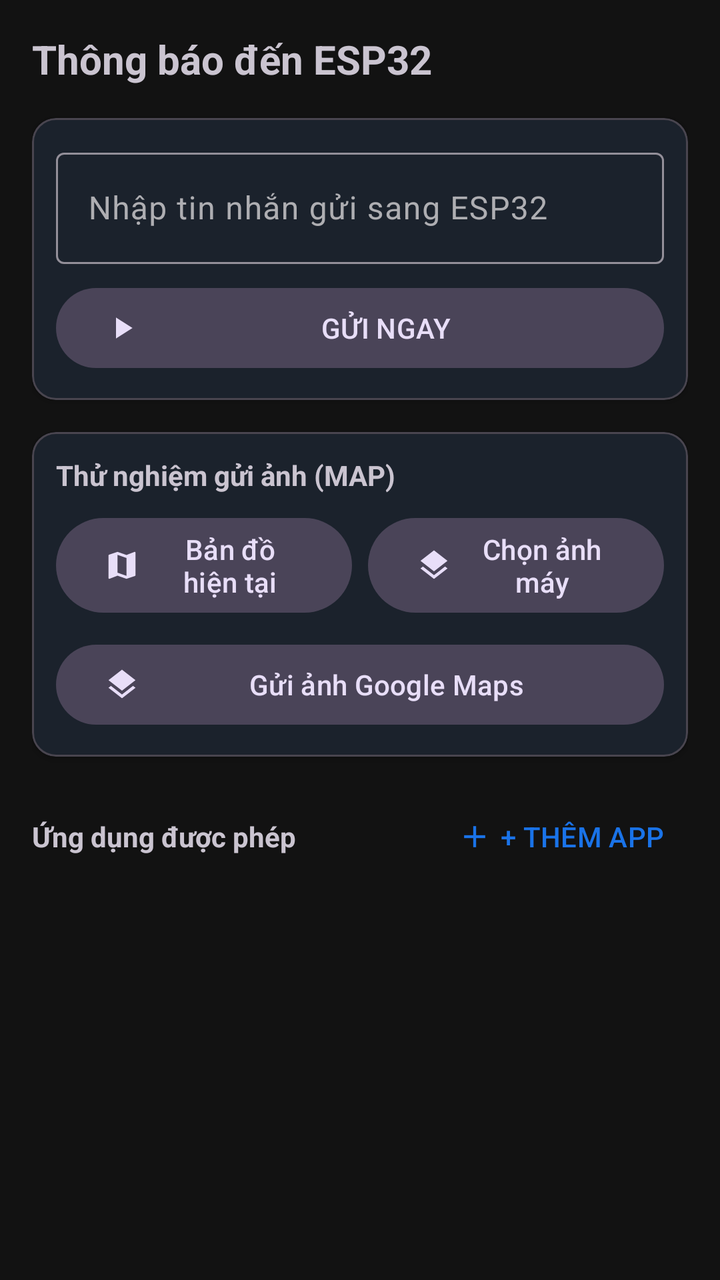
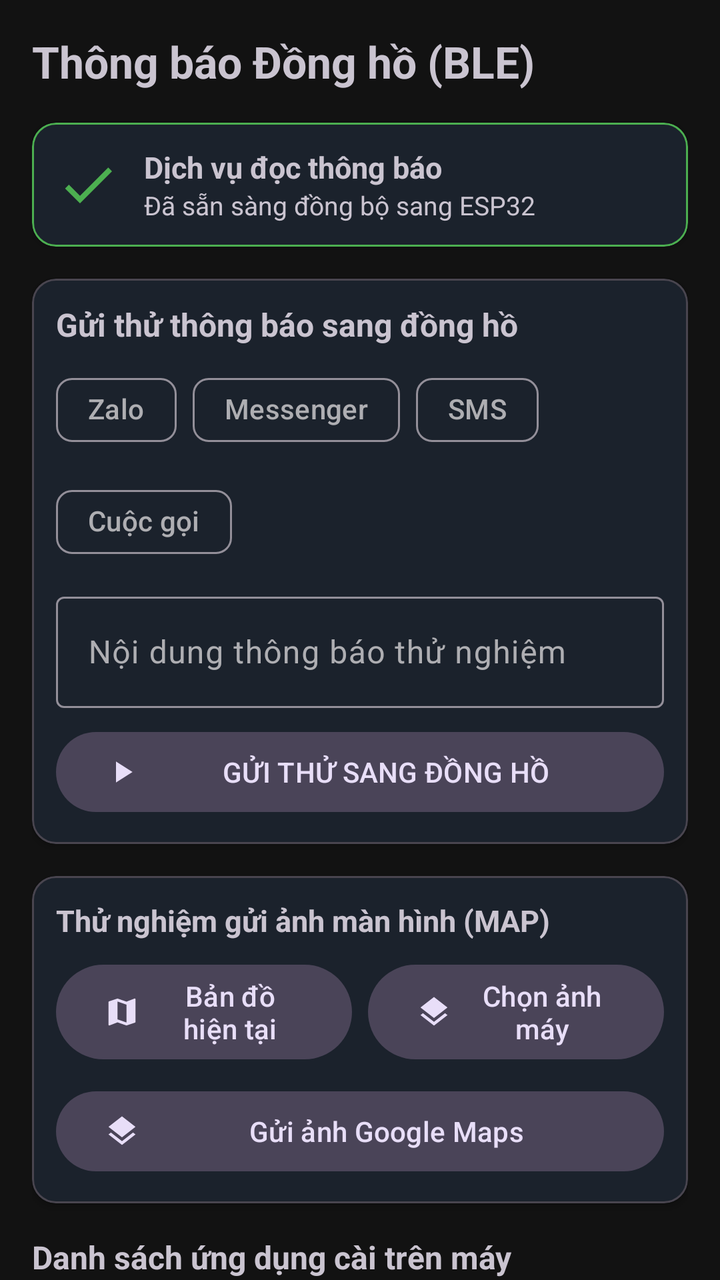

Compare the two renders of this Android layout. The source of the first and the diff that turns it into the second are given below.
<!-- AndroidManifest.xml: application theme Theme.TYMAP -->
<!-- res/layout/fragment_notifications.xml -->
<?xml version="1.0" encoding="utf-8"?>
<LinearLayout xmlns:android="http://schemas.android.com/apk/res/android"
    xmlns:app="http://schemas.android.com/apk/res-auto"
    android:layout_width="match_parent"
    android:layout_height="match_parent"
    android:orientation="vertical"
    android:padding="16dp">

    <TextView
        android:layout_width="wrap_content"
        android:layout_height="wrap_content"
        android:text="Thông báo đến ESP32"
        android:textSize="20sp"
        android:textStyle="bold"
        android:layout_marginBottom="16dp"/>

    
    <com.google.android.material.card.MaterialCardView
        android:layout_width="match_parent"
        android:layout_height="wrap_content"
        android:layout_marginBottom="16dp"
        app:cardCornerRadius="12dp"
        app:cardElevation="2dp">

        <LinearLayout
            android:layout_width="match_parent"
            android:layout_height="wrap_content"
            android:orientation="vertical"
            android:padding="12dp">

            <com.google.android.material.textfield.TextInputLayout
                style="@style/Widget.Material3.TextInputLayout.OutlinedBox"
                android:layout_width="match_parent"
                android:layout_height="wrap_content"
                android:hint="Nhập tin nhắn gửi sang ESP32">

                <com.google.android.material.textfield.TextInputEditText
                    android:id="@+id/etManualNotif"
                    android:layout_width="match_parent"
                    android:layout_height="wrap_content"
                    android:inputType="textLongMessage"/>
            </com.google.android.material.textfield.TextInputLayout>

            <com.google.android.material.button.MaterialButton
                android:id="@+id/btnSendManual"
                style="@style/Widget.Material3.Button.TonalButton"
                android:layout_width="match_parent"
                android:layout_height="wrap_content"
                android:layout_marginTop="8dp"
                android:text="GỬI NGAY"
                app:icon="@drawable/ic_play"/>
        </LinearLayout>
    </com.google.android.material.card.MaterialCardView>

    
    <com.google.android.material.card.MaterialCardView
        android:layout_width="match_parent"
        android:layout_height="wrap_content"
        android:layout_marginBottom="16dp"
        app:cardCornerRadius="12dp"
        app:cardElevation="2dp">

        <LinearLayout
            android:layout_width="match_parent"
            android:layout_height="wrap_content"
            android:orientation="vertical"
            android:padding="12dp">

            <TextView
                android:layout_width="wrap_content"
                android:layout_height="wrap_content"
                android:text="Thử nghiệm gửi ảnh (MAP)"
                android:textStyle="bold"
                android:layout_marginBottom="8dp"/>

            <LinearLayout
                android:layout_width="match_parent"
                android:layout_height="wrap_content"
                android:orientation="horizontal">

                <com.google.android.material.button.MaterialButton
                    android:id="@+id/btnSendLiveMap"
                    style="@style/Widget.Material3.Button.TonalButton"
                    android:layout_width="0dp"
                    android:layout_height="wrap_content"
                    android:layout_weight="1"
                    android:layout_marginEnd="4dp"
                    android:text="Bản đồ hiện tại"
                    app:icon="@drawable/ic_map" />

                <com.google.android.material.button.MaterialButton
                    android:id="@+id/btnPickGallery"
                    style="@style/Widget.Material3.Button.TonalButton"
                    android:layout_width="0dp"
                    android:layout_height="wrap_content"
                    android:layout_weight="1"
                    android:layout_marginStart="4dp"
                    android:text="Chọn ảnh máy"
                    app:icon="@drawable/ic_layers" />
            </LinearLayout>

            <com.google.android.material.button.MaterialButton
                android:id="@+id/btnSendGmapsCapture"
                style="@style/Widget.Material3.Button.TonalButton"
                android:layout_width="match_parent"
                android:layout_height="wrap_content"
                android:layout_marginTop="8dp"
                android:text="Gửi ảnh Google Maps"
                app:icon="@drawable/ic_layers" />
        </LinearLayout>
    </com.google.android.material.card.MaterialCardView>

    <LinearLayout
        android:layout_width="match_parent"
        android:layout_height="wrap_content"
        android:orientation="horizontal"
        android:gravity="center_vertical"
        android:layout_marginBottom="8dp">

        <TextView
            android:layout_width="0dp"
            android:layout_height="wrap_content"
            android:layout_weight="1"
            android:text="Ứng dụng được phép"
            android:textStyle="bold"/>

        <com.google.android.material.button.MaterialButton
            android:id="@+id/btnAddApp"
            style="@style/Widget.Material3.Button.TextButton"
            android:layout_width="wrap_content"
            android:layout_height="wrap_content"
            android:text="+ THÊM APP"
            app:icon="@drawable/ic_add"/>
    </LinearLayout>

    <androidx.recyclerview.widget.RecyclerView
        android:id="@+id/rvNotificationApps"
        android:layout_width="match_parent"
        android:layout_height="0dp"
        android:layout_weight="1"/>

</LinearLayout>
<!-- resources referenced by this layout -->
<resources>
  <!-- drawable ic_add (drawable) -->
  <vector xmlns:android="http://schemas.android.com/apk/res/android"
      android:width="24dp"
      android:height="24dp"
      android:viewportWidth="24"
      android:viewportHeight="24">
    <path
        android:fillColor="@android:color/black"
        android:pathData="M19,13h-6v6h-2v-6H5v-2h6V5h2v6h6v2z"/>
  </vector>
  <!-- drawable ic_layers (drawable) -->
  <vector xmlns:android="http://schemas.android.com/apk/res/android"
      android:width="24dp"
      android:height="24dp"
      android:viewportWidth="24"
      android:viewportHeight="24">
    <path
        android:fillColor="@android:color/black"
        android:pathData="M11.99,18.54l-7.37,-5.73L3,14.07l9,7 9,-7 -1.63,-1.27zM12,16l7.36,-5.73L21,9l-9,-7 -9,7 1.63,1.27z"/>
  </vector>
  <!-- drawable ic_map (drawable) -->
  <vector xmlns:android="http://schemas.android.com/apk/res/android"
      android:width="24dp"
      android:height="24dp"
      android:viewportWidth="24"
      android:viewportHeight="24">
    <path
        android:fillColor="@android:color/black"
        android:pathData="M20.5,3l-0.16,0.03L15,5.1L9,3L3.36,4.9c-0.21,0.07 -0.36,0.25 -0.36,0.48V20.5c0,0.28 0.22,0.5 0.5,0.5l0.16,-0.03L9,18.9l6,2.1l5.64,-1.9c0.21,-0.07 0.36,-0.25 0.36,-0.48V3.5c0,-0.28 -0.22,-0.5 -0.5,-0.5zM15,19l-6,-2.11V5l6,2.11V19z"/>
  </vector>
  <!-- drawable ic_play (drawable) -->
  <vector xmlns:android="http://schemas.android.com/apk/res/android"
      android:width="24dp"
      android:height="24dp"
      android:viewportWidth="24"
      android:viewportHeight="24">
    <path
        android:fillColor="@android:color/black"
        android:pathData="M8,5v14l11,-7z"/>
  </vector>
  <color name="blue_primary">#1A73E8</color>
  <color name="white">#FFFFFFFF</color>
  <!-- unchanged entries left out for length: 1 -->
</resources>

<!-- the commit's change to res/layout/fragment_notifications.xml (unified diff, before → after) -->
@@ -1,142 +1,270 @@
 <?xml version="1.0" encoding="utf-8"?>
-<LinearLayout xmlns:android="http://schemas.android.com/apk/res/android"
+<androidx.core.widget.NestedScrollView xmlns:android="http://schemas.android.com/apk/res/android"
     xmlns:app="http://schemas.android.com/apk/res-auto"
     android:layout_width="match_parent"
     android:layout_height="match_parent"
-    android:orientation="vertical"
-    android:padding="16dp">
-
-    <TextView
-        android:layout_width="wrap_content"
-        android:layout_height="wrap_content"
-        android:text="Thông báo đến ESP32"
-        android:textSize="20sp"
-        android:textStyle="bold"
-        android:layout_marginBottom="16dp"/>
-
-    
-    <com.google.android.material.card.MaterialCardView
-        android:layout_width="match_parent"
-        android:layout_height="wrap_content"
-        android:layout_marginBottom="16dp"
-        app:cardCornerRadius="12dp"
-        app:cardElevation="2dp">
-
-        <LinearLayout
-            android:layout_width="match_parent"
-            android:layout_height="wrap_content"
-            android:orientation="vertical"
-            android:padding="12dp">
-
-            <com.google.android.material.textfield.TextInputLayout
-                style="@style/Widget.Material3.TextInputLayout.OutlinedBox"
-                android:layout_width="match_parent"
-                android:layout_height="wrap_content"
-                android:hint="Nhập tin nhắn gửi sang ESP32">
-
-                <com.google.android.material.textfield.TextInputEditText
-                    android:id="@+id/etManualNotif"
-                    android:layout_width="match_parent"
-                    android:layout_height="wrap_content"
-                    android:inputType="textLongMessage"/>
-            </com.google.android.material.textfield.TextInputLayout>
-
-            <com.google.android.material.button.MaterialButton
-                android:id="@+id/btnSendManual"
-                style="@style/Widget.Material3.Button.TonalButton"
-                android:layout_width="match_parent"
-                android:layout_height="wrap_content"
-                android:layout_marginTop="8dp"
-                android:text="GỬI NGAY"
-                app:icon="@drawable/ic_play"/>
-        </LinearLayout>
-    </com.google.android.material.card.MaterialCardView>
-
-    
-    <com.google.android.material.card.MaterialCardView
-        android:layout_width="match_parent"
-        android:layout_height="wrap_content"
-        android:layout_marginBottom="16dp"
-        app:cardCornerRadius="12dp"
-        app:cardElevation="2dp">
-
-        <LinearLayout
-            android:layout_width="match_parent"
-            android:layout_height="wrap_content"
-            android:orientation="vertical"
-            android:padding="12dp">
-
-            <TextView
-                android:layout_width="wrap_content"
-                android:layout_height="wrap_content"
-                android:text="Thử nghiệm gửi ảnh (MAP)"
-                android:textStyle="bold"
-                android:layout_marginBottom="8dp"/>
-
-            <LinearLayout
-                android:layout_width="match_parent"
-                android:layout_height="wrap_content"
-                android:orientation="horizontal">
-
-                <com.google.android.material.button.MaterialButton
-                    android:id="@+id/btnSendLiveMap"
-                    style="@style/Widget.Material3.Button.TonalButton"
-                    android:layout_width="0dp"
-                    android:layout_height="wrap_content"
-                    android:layout_weight="1"
-                    android:layout_marginEnd="4dp"
-                    android:text="Bản đồ hiện tại"
-                    app:icon="@drawable/ic_map" />
-
-                <com.google.android.material.button.MaterialButton
-                    android:id="@+id/btnPickGallery"
-                    style="@style/Widget.Material3.Button.TonalButton"
-                    android:layout_width="0dp"
-                    android:layout_height="wrap_content"
-                    android:layout_weight="1"
-                    android:layout_marginStart="4dp"
-                    android:text="Chọn ảnh máy"
-                    app:icon="@drawable/ic_layers" />
-            </LinearLayout>
-
-            <com.google.android.material.button.MaterialButton
-                android:id="@+id/btnSendGmapsCapture"
-                style="@style/Widget.Material3.Button.TonalButton"
-                android:layout_width="match_parent"
-                android:layout_height="wrap_content"
-                android:layout_marginTop="8dp"
-                android:text="Gửi ảnh Google Maps"
-                app:icon="@drawable/ic_layers" />
-        </LinearLayout>
-    </com.google.android.material.card.MaterialCardView>
+    android:fillViewport="true">
 
     <LinearLayout
         android:layout_width="match_parent"
         android:layout_height="wrap_content"
-        android:orientation="horizontal"
-        android:gravity="center_vertical"
-        android:layout_marginBottom="8dp">
-
+        android:orientation="vertical"
+        android:padding="16dp">
+
+        
         <TextView
-            android:layout_width="0dp"
-            android:layout_height="wrap_content"
-            android:layout_weight="1"
-            android:text="Ứng dụng được phép"
-            android:textStyle="bold"/>
-
-        <com.google.android.material.button.MaterialButton
-            android:id="@+id/btnAddApp"
-            style="@style/Widget.Material3.Button.TextButton"
             android:layout_width="wrap_content"
             android:layout_height="wrap_content"
-            android:text="+ THÊM APP"
-            app:icon="@drawable/ic_add"/>
+            android:text="Thông báo Đồng hồ (BLE)"
+            android:textSize="22sp"
+            android:textStyle="bold"
+            android:layout_marginBottom="16dp"/>
+
+        
+        <com.google.android.material.card.MaterialCardView
+            android:id="@+id/cardPermissionStatus"
+            android:layout_width="match_parent"
+            android:layout_height="wrap_content"
+            android:layout_marginBottom="16dp"
+            app:cardCornerRadius="12dp"
+            app:cardElevation="2dp"
+            app:strokeWidth="1dp"
+            app:strokeColor="#4CAF50">
+
+            <LinearLayout
+                android:layout_width="match_parent"
+                android:layout_height="wrap_content"
+                android:orientation="vertical"
+                android:padding="12dp">
+
+                <LinearLayout
+                    android:layout_width="match_parent"
+                    android:layout_height="wrap_content"
+                    android:orientation="horizontal"
+                    android:gravity="center_vertical">
+
+                    <ImageView
+                        android:id="@+id/ivPermissionStatus"
+                        android:layout_width="32dp"
+                        android:layout_height="32dp"
+                        android:src="@drawable/ic_check"
+                        app:tint="#4CAF50"/>
+
+                    <LinearLayout
+                        android:layout_width="0dp"
+                        android:layout_height="wrap_content"
+                        android:layout_weight="1"
+                        android:layout_marginStart="12dp"
+                        android:orientation="vertical">
+
+                        <TextView
+                            android:id="@+id/tvPermissionTitle"
+                            android:layout_width="wrap_content"
+                            android:layout_height="wrap_content"
+                            android:text="Dịch vụ đọc thông báo"
+                            android:textStyle="bold"
+                            android:textSize="15sp"/>
+
+                        <TextView
+                            android:id="@+id/tvPermissionDesc"
+                            android:layout_width="wrap_content"
+                            android:layout_height="wrap_content"
+                            android:text="Đã sẵn sàng đồng bộ sang ESP32"
+                            android:textSize="13sp"
+                            android:textColor="?android:attr/textColorSecondary"/>
+                    </LinearLayout>
+                </LinearLayout>
+
+                <com.google.android.material.button.MaterialButton
+                    android:id="@+id/btnGrantPermission"
+                    style="@style/Widget.Material3.Button"
+                    android:layout_width="match_parent"
+                    android:layout_height="wrap_content"
+                    android:layout_marginTop="8dp"
+                    android:text="CẤP QUYỀN ĐỌC THÔNG BÁO"
+                    android:visibility="gone"
+                    app:icon="@drawable/ic_settings"/>
+            </LinearLayout>
+        </com.google.android.material.card.MaterialCardView>
+
+        
+        <com.google.android.material.card.MaterialCardView
+            android:layout_width="match_parent"
+            android:layout_height="wrap_content"
+            android:layout_marginBottom="16dp"
+            app:cardCornerRadius="12dp"
+            app:cardElevation="2dp">
+
+            <LinearLayout
+                android:layout_width="match_parent"
+                android:layout_height="wrap_content"
+                android:orientation="vertical"
+                android:padding="12dp">
+
+                <TextView
+                    android:layout_width="wrap_content"
+                    android:layout_height="wrap_content"
+                    android:text="Gửi thử thông báo sang đồng hồ"
+                    android:textStyle="bold"
+                    android:textSize="16sp"
+                    android:layout_marginBottom="8dp"/>
+
+                
+                <com.google.android.material.chip.ChipGroup
+                    android:id="@+id/chipGroupPreset"
+                    android:layout_width="match_parent"
+                    android:layout_height="wrap_content"
+                    app:singleSelection="true"
+                    android:layout_marginBottom="8dp">
+
+                    <com.google.android.material.chip.Chip
+                        android:id="@+id/chipZalo"
+                        style="@style/Widget.Material3.Chip.Filter"
+                        android:layout_width="wrap_content"
+                        android:layout_height="wrap_content"
+                        android:text="Zalo"/>
+
+                    <com.google.android.material.chip.Chip
+                        android:id="@+id/chipMessenger"
+                        style="@style/Widget.Material3.Chip.Filter"
+                        android:layout_width="wrap_content"
+                        android:layout_height="wrap_content"
+                        android:text="Messenger"/>
+
+                    <com.google.android.material.chip.Chip
+                        android:id="@+id/chipSMS"
+                        style="@style/Widget.Material3.Chip.Filter"
+                        android:layout_width="wrap_content"
+                        android:layout_height="wrap_content"
+                        android:text="SMS"/>
+
+                    <com.google.android.material.chip.Chip
+                        android:id="@+id/chipCall"
+                        style="@style/Widget.Material3.Chip.Filter"
+                        android:layout_width="wrap_content"
+                        android:layout_height="wrap_content"
+                        android:text="Cuộc gọi"/>
+                </com.google.android.material.chip.ChipGroup>
+
+                <com.google.android.material.textfield.TextInputLayout
+                    style="@style/Widget.Material3.TextInputLayout.OutlinedBox"
+                    android:layout_width="match_parent"
+                    android:layout_height="wrap_content"
+                    android:hint="Nội dung thông báo thử nghiệm">
+
+                    <com.google.android.material.textfield.TextInputEditText
+                        android:id="@+id/etManualNotif"
+                        android:layout_width="match_parent"
+                        android:layout_height="wrap_content"
+                        android:inputType="textLongMessage"/>
+                </com.google.android.material.textfield.TextInputLayout>
+
+                <com.google.android.material.button.MaterialButton
+                    android:id="@+id/btnSendManual"
+                    style="@style/Widget.Material3.Button.TonalButton"
+                    android:layout_width="match_parent"
+                    android:layout_height="wrap_content"
+                    android:layout_marginTop="8dp"
+                    android:text="GỬI THỬ SANG ĐỒNG HỒ"
+                    app:icon="@drawable/ic_play"/>
+            </LinearLayout>
+        </com.google.android.material.card.MaterialCardView>
+
+        
+        <com.google.android.material.card.MaterialCardView
+            android:layout_width="match_parent"
+            android:layout_height="wrap_content"
+            android:layout_marginBottom="16dp"
+            app:cardCornerRadius="12dp"
+            app:cardElevation="2dp">
+
+            <LinearLayout
+                android:layout_width="match_parent"
+                android:layout_height="wrap_content"
+                android:orientation="vertical"
+                android:padding="12dp">
+
+                <TextView
+                    android:layout_width="wrap_content"
+                    android:layout_height="wrap_content"
+                    android:text="Thử nghiệm gửi ảnh màn hình (MAP)"
+                    android:textStyle="bold"
+                    android:textSize="15sp"
+                    android:layout_marginBottom="8dp"/>
+
+                <LinearLayout
+                    android:layout_width="match_parent"
+                    android:layout_height="wrap_content"
+                    android:orientation="horizontal">
+
+                    <com.google.android.material.button.MaterialButton
+                        android:id="@+id/btnSendLiveMap"
+                        style="@style/Widget.Material3.Button.TonalButton"
+                        android:layout_width="0dp"
+                        android:layout_height="wrap_content"
+                        android:layout_weight="1"
+                        android:layout_marginEnd="4dp"
+                        android:text="Bản đồ hiện tại"
+                        app:icon="@drawable/ic_map" />
+
+                    <com.google.android.material.button.MaterialButton
+                        android:id="@+id/btnPickGallery"
+                        style="@style/Widget.Material3.Button.TonalButton"
+                        android:layout_width="0dp"
+                        android:layout_height="wrap_content"
+                        android:layout_weight="1"
+                        android:layout_marginStart="4dp"
+                        android:text="Chọn ảnh máy"
+                        app:icon="@drawable/ic_layers" />
+                </LinearLayout>
+
+                <com.google.android.material.button.MaterialButton
+                    android:id="@+id/btnSendGmapsCapture"
+                    style="@style/Widget.Material3.Button.TonalButton"
+                    android:layout_width="match_parent"
+                    android:layout_height="wrap_content"
+                    android:layout_marginTop="8dp"
+                    android:text="Gửi ảnh Google Maps"
+                    app:icon="@drawable/ic_layers" />
+            </LinearLayout>
+        </com.google.android.material.card.MaterialCardView>
+
+        
+        <LinearLayout
+            android:layout_width="match_parent"
+            android:layout_height="wrap_content"
+            android:orientation="vertical"
+            android:layout_marginBottom="8dp">
+
+            <TextView
+                android:id="@+id/tvAppsCount"
+                android:layout_width="match_parent"
+                android:layout_height="wrap_content"
+                android:text="Danh sách ứng dụng cài trên máy"
+                android:textSize="16sp"
+                android:textStyle="bold"
+                android:layout_marginBottom="8dp"/>
+
+            <com.google.android.material.textfield.TextInputLayout
+                style="@style/Widget.Material3.TextInputLayout.OutlinedBox"
+                android:layout_width="match_parent"
+                android:layout_height="wrap_content"
+                android:hint="Tìm kiếm ứng dụng..."
+                app:startIconDrawable="@drawable/ic_search">
+
+                <com.google.android.material.textfield.TextInputEditText
+                    android:id="@+id/etSearchApp"
+                    android:layout_width="match_parent"
+                    android:layout_height="wrap_content"
+                    android:inputType="text"/>
+            </com.google.android.material.textfield.TextInputLayout>
+        </LinearLayout>
+
+        <androidx.recyclerview.widget.RecyclerView
+            android:id="@+id/rvNotificationApps"
+            android:layout_width="match_parent"
+            android:layout_height="360dp"
+            android:nestedScrollingEnabled="true"/>
+
     </LinearLayout>
-
-    <androidx.recyclerview.widget.RecyclerView
-        android:id="@+id/rvNotificationApps"
-        android:layout_width="match_parent"
-        android:layout_height="0dp"
-        android:layout_weight="1"/>
-
-</LinearLayout>
+</androidx.core.widget.NestedScrollView>
<!-- resource entries referenced after the edit -->
@@ -1,14 +1,14 @@
 <!-- resources referenced by this layout -->
 <resources>
-  <!-- drawable ic_add (drawable) -->
+  <!-- drawable ic_check (drawable) -->
   <vector xmlns:android="http://schemas.android.com/apk/res/android"
       android:width="24dp"
       android:height="24dp"
       android:viewportWidth="24"
       android:viewportHeight="24">
     <path
-        android:fillColor="@android:color/black"
-        android:pathData="M19,13h-6v6h-2v-6H5v-2h6V5h2v6h6v2z"/>
+        android:fillColor="@android:color/white"
+        android:pathData="M9,16.17L4.83,12l-1.42,1.41L9,19 21,7l-1.41-1.41z"/>
   </vector>
   <!-- drawable ic_layers (drawable) -->
   <vector xmlns:android="http://schemas.android.com/apk/res/android"
@@ -40,6 +40,26 @@
         android:fillColor="@android:color/black"
         android:pathData="M8,5v14l11,-7z"/>
   </vector>
+  <!-- drawable ic_search (drawable) -->
+  <vector xmlns:android="http://schemas.android.com/apk/res/android"
+      android:width="24dp"
+      android:height="24dp"
+      android:viewportWidth="24"
+      android:viewportHeight="24">
+    <path
+        android:fillColor="#FFffffff"
+        android:pathData="M15.5,14h-0.79l-0.28,-0.27C15.41,12.59 16,11.11 16,9.5 16,5.91 13.09,3 9.5,3S3,5.91 3,9.5 5.91,16 9.5,16c1.61,0 3.09,-0.59 4.23,-1.57l0.27,0.28v0.79l5,4.99L20.49,19l-4.99,-5zM9.5,14C7.01,14 5,11.99 5,9.5S7.01,5 9.5,5 14,7.01 14,9.5 11.99,14 9.5,14z"/>
+  </vector>
+  <!-- drawable ic_settings (drawable) -->
+  <vector xmlns:android="http://schemas.android.com/apk/res/android"
+      android:width="24dp"
+      android:height="24dp"
+      android:viewportWidth="24"
+      android:viewportHeight="24">
+    <path
+        android:fillColor="@android:color/black"
+        android:pathData="M19.43,12.98c0.04,-0.32 0.07,-0.64 0.07,-0.98s-0.03,-0.66 -0.07,-0.98l2.11,-1.65c0.19,-0.15 0.24,-0.42 0.12,-0.64l-2,-3.46c-0.12,-0.22 -0.39,-0.3 -0.61,-0.22l-2.49,1c-0.52,-0.4 -1.08,-0.73 -1.69,-0.98l-0.38,-2.65C14.46,2.18 14.25,2 14,2h-4c-0.25,0 -0.46,0.18 -0.49,0.42l-0.38,2.65c-0.61,0.25 -1.17,0.59 -1.69,0.98l-2.49,-1c-0.22,-0.09 -0.49,0 -0.61,0.22l-2,3.46c-0.12,0.22 -0.07,0.49 0.12,0.64l2.11,1.65c-0.04,0.32 -0.07,0.65 -0.07,0.98s0.03,0.66 0.07,0.98l-2.11,1.65c-0.19,0.15 -0.24,0.42 -0.12,0.64l2,3.46c0.12,0.22 0.39,0.3 0.61,0.22l2.49,-1c0.52,0.4 1.08,0.73 1.69,0.98l0.38,2.65c0.03,0.24 0.24,0.42 0.49,0.42h4c0.25,0 0.46,-0.18 0.49,-0.42l0.38,-2.65c0.61,-0.25 1.17,-0.59 1.69,-0.98l2.49,1c0.22,0.09 0.49,0 0.61,-0.22l2,-3.46c0.12,-0.22 0.07,-0.49 -0.12,-0.64l-2.11,-1.65zM12,15.5c-1.93,0 -3.5,-1.57 -3.5,-3.5s1.57,-3.5 3.5,-3.5 3.5,1.57 3.5,3.5 -1.57,3.5 -3.5,3.5z"/>
+  </vector>
   <color name="blue_primary">#1A73E8</color>
   <color name="white">#FFFFFFFF</color>
   <!-- unchanged entries left out for length: 1 -->
